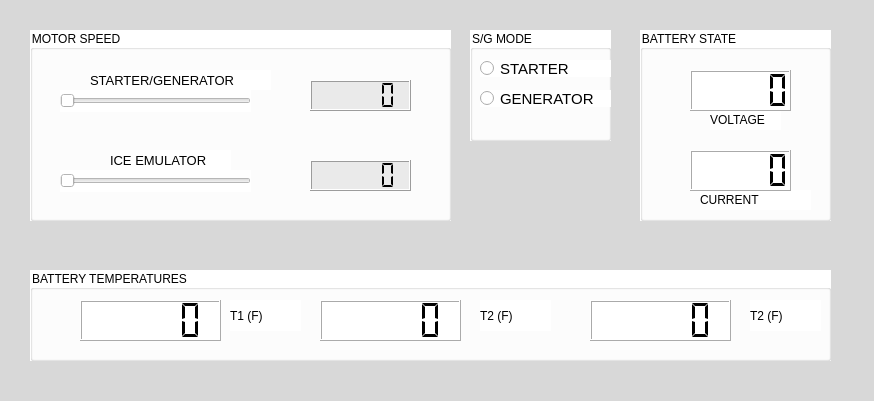
rballentine25/WSU-HUAV-2425, file 24-25 files/MOTOR_TEST_GUI.ui: the form before one commit.
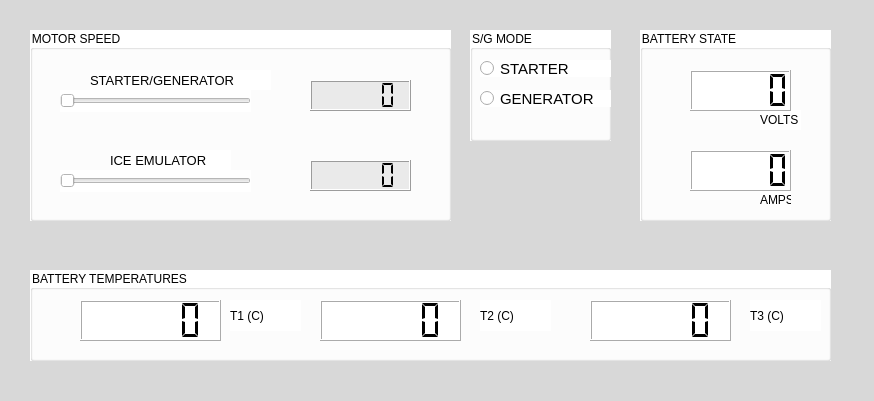
The form after the commit.

What changed in the file:
```diff
--- a/24-25 files/MOTOR_TEST_GUI.ui
+++ b/24-25 files/MOTOR_TEST_GUI.ui
@@ -60,27 +60,27 @@
    <widget class="QLabel" name="CURR_LABEL">
     <property name="geometry">
      <rect>
-      <x>60</x>
+      <x>120</x>
       <y>160</y>
-      <width>111</width>
+      <width>31</width>
       <height>20</height>
      </rect>
     </property>
     <property name="text">
-     <string>CURRENT</string>
+     <string>AMPS</string>
     </property>
    </widget>
    <widget class="QLabel" name="VOLT_LABEL">
     <property name="geometry">
      <rect>
-      <x>70</x>
+      <x>120</x>
       <y>80</y>
-      <width>71</width>
+      <width>41</width>
       <height>20</height>
      </rect>
     </property>
     <property name="text">
-     <string>VOLTAGE</string>
+     <string>VOLTS</string>
     </property>
    </widget>
    <zorder>CURR_LABEL</zorder>
@@ -342,7 +342,7 @@
      </rect>
     </property>
     <property name="text">
-     <string>T1 (F)</string>
+     <string>T1 (C)</string>
     </property>
    </widget>
    <widget class="QLabel" name="VOLT_LABEL_3">
@@ -355,7 +355,7 @@
      </rect>
     </property>
     <property name="text">
-     <string>T2 (F)</string>
+     <string>T2 (C)</string>
     </property>
    </widget>
    <widget class="QLabel" name="VOLT_LABEL_4">
@@ -368,7 +368,7 @@
      </rect>
     </property>
     <property name="text">
-     <string>T2 (F)</string>
+     <string>T3 (C)</string>
     </property>
    </widget>
   </widget>
```
